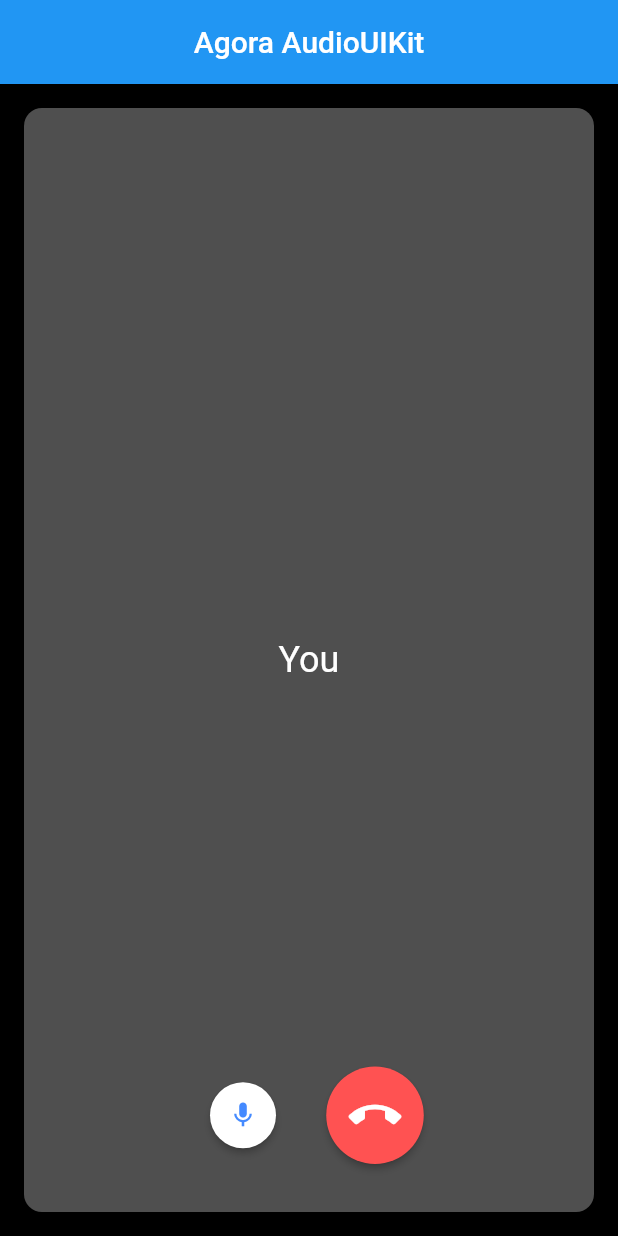
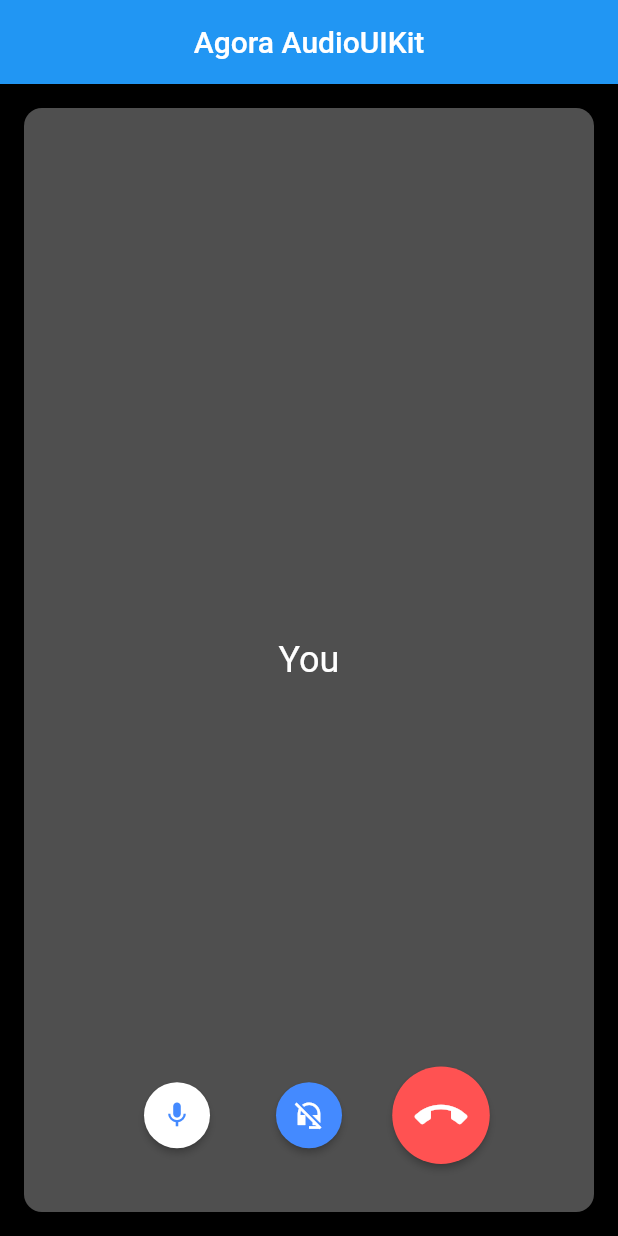
Before and after one commit to Mamun361054/Agora_audio_kit, a Flutter app: the screen it shows after launch, on a phone screen of 412 x 824 dp. Run offline on Flutter 3.47's test engine with Material 2 defaults, Android fonts, the phone set to English and light mode, and no system bars; our stand-ins replace flutter_linkify, permission_handler, stop_watch_timer; missing offline and left inert: agora_rtc_engine, agora_rtm; statements that could not run were skipped.

Commit message:
speaker mode enable and disable

```diff
--- a/lib/controllers/rtc_buttons.dart
+++ b/lib/controllers/rtc_buttons.dart
@@ -19,6 +19,15 @@ Future<void> toggleMute({required SessionController sessionController}) async {
       ?.muteLocalAudioStream(sessionController.value.isLocalUserMuted);
 }
 
+/// Function to headset/speaker at the call
+Future<void> toggleToSpeaker({required SessionController sessionController}) async {
+  var status = await Permission.microphone.status;
+  if (sessionController.value.isLocalUserMuted && status.isDenied) {
+    await Permission.microphone.request();
+  }
+  sessionController.value = sessionController.value.copyWith(isActiveSpeakerDisabled: !(sessionController.value.isActiveSpeakerDisabled));
+  await sessionController.value.engine?.setEnableSpeakerphone(sessionController.value.isActiveSpeakerDisabled);
+}
 
 
 /// Function to dispose the RTC and RTM engine.
--- a/lib/src/buttons/buttons.dart
+++ b/lib/src/buttons/buttons.dart
@@ -31,6 +31,9 @@ class AgoraAudioButtons extends StatefulWidget {
   /// Use this to style the mute mic button as per your liking while still keeping the default functionality.
   final Widget? muteButtonChild;
 
+  /// Use this to style the speaker button as per your liking while still keeping the default functionality.
+  final Widget? speakerButtonChild;
+
   final Widget? cloudRecordingButtonWidget;
 
   /// Agora VideoUIKit takes care of leaving the channel and destroying the engine. But if you want to add any other functionality to the disconnect button, use this.
@@ -49,6 +52,7 @@ class AgoraAudioButtons extends StatefulWidget {
     this.buttonAlignment = Alignment.bottomCenter,
     this.disconnectButtonChild,
     this.muteButtonChild,
+    this.speakerButtonChild,
     this.cloudRecordingButtonWidget,
     this.onDisconnect,
     this.cloudRecordingEnabled = false,
@@ -79,6 +83,7 @@ class _AgoraAudioButtonsState extends State<AgoraAudioButtons> {
 
     Map buttonMap = <BuiltInButtons, Widget>{
       BuiltInButtons.toggleMic: _muteMicButton(),
+      BuiltInButtons.toggleSpeaker: _speakerButton(),
       BuiltInButtons.callEnd: _disconnectCallButton(),
       BuiltInButtons.cloudRecording: CloudRecordingButton(
         client: widget.client,
@@ -117,6 +122,7 @@ class _AgoraAudioButtonsState extends State<AgoraAudioButtons> {
                         mainAxisAlignment: MainAxisAlignment.center,
                         children: <Widget>[
                           _muteMicButton(),
+                          _speakerButton(),
                           _disconnectCallButton(),
                           widget.cloudRecordingEnabled!
                               ? CloudRecordingButton(
@@ -134,6 +140,8 @@ class _AgoraAudioButtonsState extends State<AgoraAudioButtons> {
                         children: [
                           if (widget.enabledButtons!.contains(BuiltInButtons.toggleMic))
                             _muteMicButton(),
+                          if (widget.enabledButtons!.contains(BuiltInButtons.toggleSpeaker))
+                            _speakerButton(),
                           if (widget.enabledButtons!.contains(BuiltInButtons.callEnd))
                             _disconnectCallButton(),
                           if (widget.enabledButtons!.contains(BuiltInButtons.cloudRecording))
@@ -148,6 +156,35 @@ class _AgoraAudioButtonsState extends State<AgoraAudioButtons> {
           ),
         ],
       ),
+    );
+  }
+
+  Widget _speakerButton() {
+    return widget.speakerButtonChild != null
+        ? RawMaterialButton(
+      onPressed: () => toggleToSpeaker(
+        sessionController: widget.client.sessionController,
+      ),
+      child: widget.speakerButtonChild,
+    ) : RawMaterialButton(
+      onPressed: () => toggleToSpeaker(
+        sessionController: widget.client.sessionController,
+      ),
+      child: Icon(
+        !widget.client.sessionController.value.isActiveSpeakerDisabled
+            ? Icons.headset_off_sharp
+            : Icons.headphones_sharp,
+        color: !widget.client.sessionController.value.isActiveSpeakerDisabled
+            ? Colors.white
+            : Colors.blueAccent,
+        size: 20.0,
+      ),
+      shape: CircleBorder(),
+      elevation: 2.0,
+      fillColor: !widget.client.sessionController.value.isActiveSpeakerDisabled
+          ? Colors.blueAccent
+          : Colors.white,
+      padding: const EdgeInsets.all(12.0),
     );
   }
 
--- a/lib/src/enums.dart
+++ b/lib/src/enums.dart
@@ -5,11 +5,14 @@ enum BuiltInButtons {
   switchCamera,
   toggleCamera,
   toggleMic,
+  toggleSpeaker,
   screenSharing,
   cloudRecording
 }
 
 enum MicState { muted, unmuted }
+
+enum SpeakerState { speaker, headset }
 
 enum CameraState { enabled, disabled }
 
```
